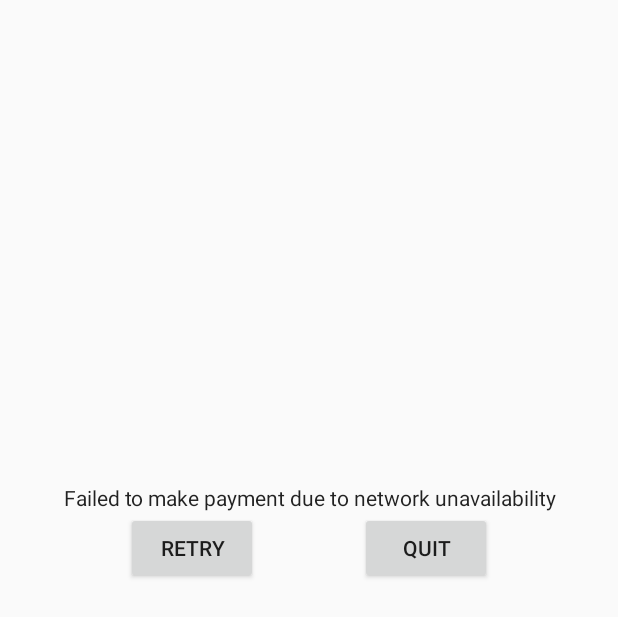
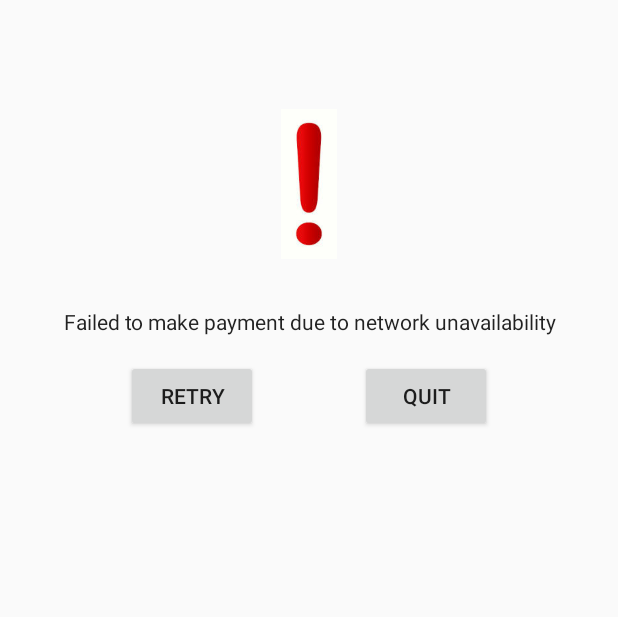
Before and after one commit to SmartCheckout/android, an Android app: the layout payment_faliure.xml on its own in the app's theme, with its tools: preview values and no code run, on a phone screen of 412 x 824 dp. Shown: the top 617 px of the screen. Run offline under Robolectric (Android 15) with nearby library versions, the phone set to English and light mode, and no system bars.

Commit message:
Modified failure screen. Added success screen

```diff
--- a/app/src/main/java/com/smartcheckout/poc/activity/PaymentActivity.java
+++ b/app/src/main/java/com/smartcheckout/poc/activity/PaymentActivity.java
@@ -1,10 +1,9 @@
 package com.smartcheckout.poc.activity;
 
 import android.app.Activity;
-import android.content.Intent;
 import android.graphics.Bitmap;
+import android.os.Bundle;
 import android.support.v7.app.AppCompatActivity;
-import android.os.Bundle;
 import android.util.Log;
 import android.widget.ImageView;
 import android.widget.Toast;
@@ -35,7 +34,7 @@
     @Override
     protected void onCreate(Bundle savedInstanceState) {
         super.onCreate(savedInstanceState);
-        setContentView(R.layout.activity_payment);
+       // setContentView(R.layout.activity_payment);
 
         if(StateData.billAmount != 0.0f && StateData.storeName != null && StateData.transactionId != null){
             //Update transaction status
--- a/app/src/main/res/layout/payment_faliure.xml
+++ b/app/src/main/res/layout/payment_faliure.xml
@@ -6,19 +6,30 @@
     android:layout_width="match_parent"
     android:layout_height="match_parent">
 
+    <ImageView
+        android:id="@+id/faliureIcon"
+        android:layout_width="100dp"
+        android:layout_height="100dp"
+        app:layout_constraintBottom_toBottomOf="parent"
+        app:layout_constraintEnd_toEndOf="parent"
+        app:layout_constraintStart_toStartOf="parent"
+        app:layout_constraintTop_toTopOf="parent"
+        app:layout_constraintVertical_bias="0.1"
+        app:srcCompat="@drawable/payment_failure"
+        tools:layout_editor_absoluteX="172dp" />
+
     <TextView
         android:id="@+id/paymentFaliure"
         android:layout_width="0dp"
         android:layout_height="wrap_content"
+        android:layout_marginTop="32dp"
         android:layout_marginEnd="16dp"
         android:layout_marginStart="16dp"
         android:gravity="center_horizontal"
         android:textAppearance="@style/TextAppearance.AppCompat.Body1"
-        app:layout_constraintBottom_toBottomOf="parent"
         app:layout_constraintEnd_toEndOf="parent"
         app:layout_constraintStart_toStartOf="parent"
-        app:layout_constraintTop_toTopOf="parent"
-        app:layout_constraintVertical_bias="0.4"
+        app:layout_constraintTop_toBottomOf="@+id/faliureIcon"
         tools:text="Failed to make payment due to network unavailability"
         tools:layout_editor_absoluteX="16dp" />
 
@@ -27,6 +38,7 @@
         android:layout_width="wrap_content"
         android:layout_height="wrap_content"
         android:text="@string/retry"
+        android:layout_marginTop="16dp"
         app:layout_constraintStart_toStartOf="@+id/paymentFaliure"
         app:layout_constraintEnd_toStartOf="@+id/quit"
         app:layout_constraintTop_toBottomOf="@+id/paymentFaliure"
@@ -40,7 +52,7 @@
         android:text="@string/quit"
         app:layout_constraintStart_toEndOf="@+id/retry"
         app:layout_constraintEnd_toEndOf="@+id/paymentFaliure"
-        app:layout_constraintTop_toBottomOf="@+id/paymentFaliure"
+        app:layout_constraintTop_toTopOf="@+id/retry"
         tools:layout_editor_absoluteY="247dp"
         tools:layout_editor_absoluteX="111dp" />
 
--- a/app/src/main/res/values/strings.xml
+++ b/app/src/main/res/values/strings.xml
@@ -70,4 +70,5 @@
     <string name="history">Transaction History</string>
     <string name="retry">retry</string>
     <string name="quit">quit</string>
+    <string name="payment_succesful">Payment Succesful</string>
 </resources>
```
Also changed, not shown: app/src/main/res/layout/activity_payment.xml (deleted, +0 -12 lines), app/src/main/res/layout/payment_success.xml (added, +84 -0 lines), app/src/main/res/drawable/payment_failure.jpg (added), app/src/main/res/drawable/payment_success.jpg (added), app/src/main/res/drawable/sample_qr.jpg (added).
